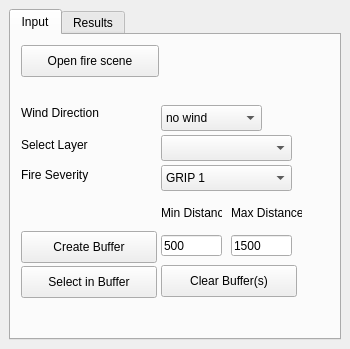
Before: the Qt Designer form LocatorTool/LocatingTool/locating_tool_dockwidget_base.ui in qq2012/GEO1005, drawn with Qt 5.
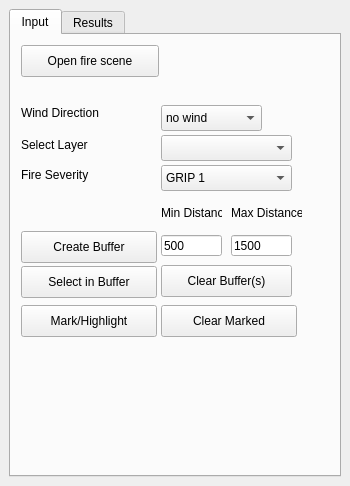
After: the same form once the commit is applied.

Commit message:
Added mark/highlight button
creates new layer with the ok areas within the buffer, also set a style for these areas ranking them a bit. We probably want to reconider this style later on, but it can load a style for now

Patch:
```diff
--- a/LocatorTool/LocatingTool/locating_tool_dockwidget_base.ui
+++ b/LocatorTool/LocatingTool/locating_tool_dockwidget_base.ui
@@ -10,7 +10,7 @@
     <x>0</x>
     <y>0</y>
     <width>350</width>
-    <height>349</height>
+    <height>486</height>
    </rect>
   </property>
   <property name="windowTitle">
@@ -304,7 +304,7 @@
          <rect>
           <x>150</x>
           <y>230</y>
-          <width>136</width>
+          <width>131</width>
           <height>32</height>
          </rect>
         </property>
@@ -312,6 +312,32 @@
          <string>Clear Buffer(s)</string>
         </property>
        </widget>
+       <widget class="QPushButton" name="markAreasButton">
+        <property name="geometry">
+         <rect>
+          <x>10</x>
+          <y>270</y>
+          <width>136</width>
+          <height>32</height>
+         </rect>
+        </property>
+        <property name="text">
+         <string>Mark/Highlight</string>
+        </property>
+       </widget>
+       <widget class="QPushButton" name="clearMarkedButton">
+        <property name="geometry">
+         <rect>
+          <x>150</x>
+          <y>270</y>
+          <width>136</width>
+          <height>32</height>
+         </rect>
+        </property>
+        <property name="text">
+         <string>Clear Marked</string>
+        </property>
+       </widget>
       </widget>
       <widget class="QWidget" name="tab_2">
        <attribute name="title">
```
The commit also changes 4 other files.
